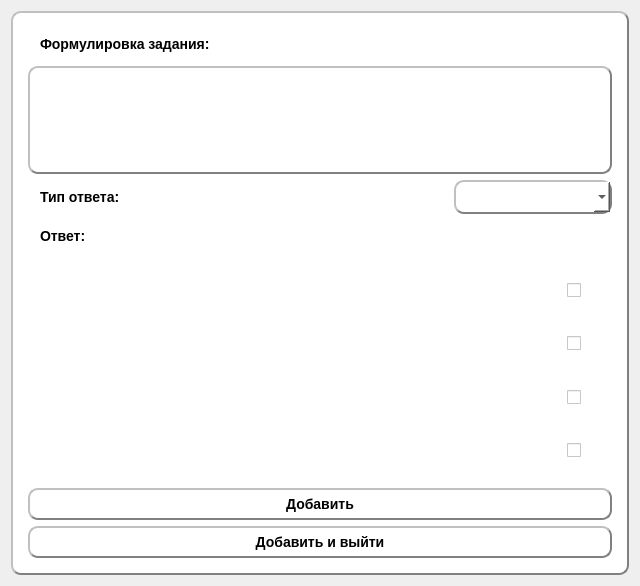
The window that questionedit.ui (Rayzedan/SystemControlStudent) describes before a commit, drawn with Qt 5.
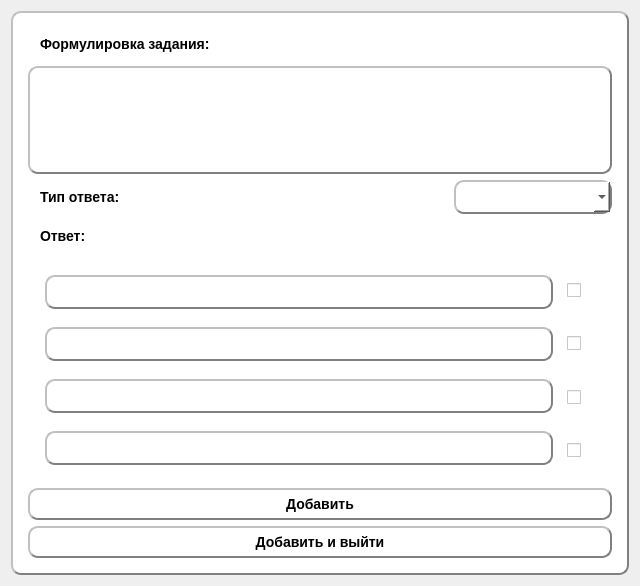
The same window after the commit. The open tabs and pages were chosen to show the change.

Patch:
```diff
--- a/questionedit.ui
+++ b/questionedit.ui
@@ -34,7 +34,6 @@
      <property name="font">
       <font>
        <pointsize>-1</pointsize>
-       <weight>75</weight>
        <italic>false</italic>
        <bold>true</bold>
       </font>
@@ -160,7 +159,20 @@
             <item>
              <layout class="QVBoxLayout" name="verticalLayout_4">
               <item>
-               <widget class="QLineEdit" name="TextAns1"/>
+               <widget class="QLineEdit" name="TextAns1">
+                <property name="styleSheet">
+                 <string notr="true">QWidget {
+	background-color: white;
+     border-style: outset;
+     border-width: 2px;
+     border-radius: 10px;
+     border-color: gray;
+     font: bold 14px;
+  
+     padding: 6px;}
+</string>
+                </property>
+               </widget>
               </item>
               <item>
                <spacer name="verticalSpacer">
@@ -176,7 +188,20 @@
                </spacer>
               </item>
               <item>
-               <widget class="QLineEdit" name="TextAns2"/>
+               <widget class="QLineEdit" name="TextAns2">
+                <property name="styleSheet">
+                 <string notr="true">QWidget {
+	background-color: white;
+     border-style: outset;
+     border-width: 2px;
+     border-radius: 10px;
+     border-color: gray;
+     font: bold 14px;
+  
+     padding: 6px;}
+</string>
+                </property>
+               </widget>
               </item>
               <item>
                <spacer name="verticalSpacer_2">
@@ -192,7 +217,20 @@
                </spacer>
               </item>
               <item>
-               <widget class="QLineEdit" name="TextAns3"/>
+               <widget class="QLineEdit" name="TextAns3">
+                <property name="styleSheet">
+                 <string notr="true">QWidget {
+	background-color: white;
+     border-style: outset;
+     border-width: 2px;
+     border-radius: 10px;
+     border-color: gray;
+     font: bold 14px;
+  
+     padding: 6px;}
+</string>
+                </property>
+               </widget>
               </item>
               <item>
                <spacer name="verticalSpacer_3">
@@ -208,7 +246,20 @@
                </spacer>
               </item>
               <item>
-               <widget class="QLineEdit" name="TextAns4"/>
+               <widget class="QLineEdit" name="TextAns4">
+                <property name="styleSheet">
+                 <string notr="true">QWidget {
+	background-color: white;
+     border-style: outset;
+     border-width: 2px;
+     border-radius: 10px;
+     border-color: gray;
+     font: bold 14px;
+  
+     padding: 6px;}
+</string>
+                </property>
+               </widget>
               </item>
              </layout>
             </item>
```
Left out of the diff: 2 changed lines with no effect on the pictures.
